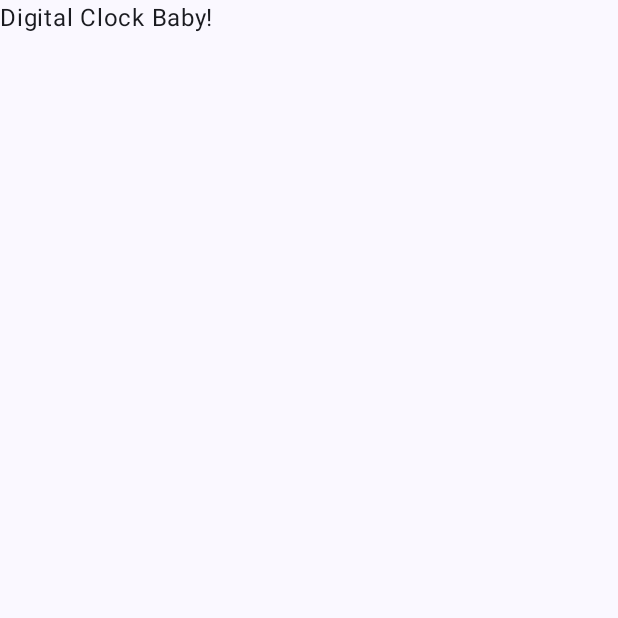
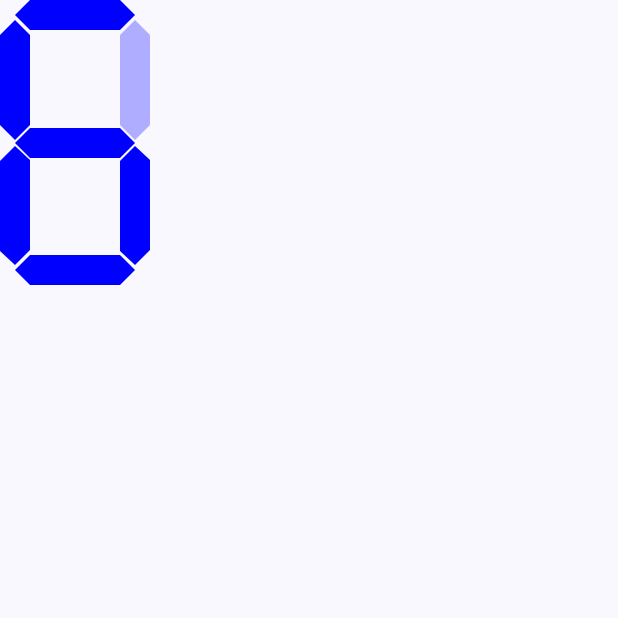
Before and after one commit to matinnasiri01/digitalClock, an Android app built with Jetpack Compose: the screen it shows after launch (MainActivity), on a phone screen of 412 x 824 dp, the top half of it. Run offline under Robolectric (Android 15) with nearby library versions, the phone set to English and light mode, and no system bars.

Commit message:
The first prototype of the clock was designed

```diff
--- /dev/null
+++ b/app/src/main/java/io/nasiri/clock/Dame.kt
@@ -0,0 +1,45 @@
+package io.nasiri.clock
+
+import androidx.compose.foundation.layout.Arrangement
+import androidx.compose.foundation.layout.Box
+import androidx.compose.foundation.layout.Column
+import androidx.compose.foundation.layout.Row
+import androidx.compose.foundation.layout.Spacer
+import androidx.compose.foundation.layout.fillMaxSize
+import androidx.compose.foundation.layout.height
+import androidx.compose.foundation.layout.padding
+import androidx.compose.foundation.layout.size
+import androidx.compose.runtime.Composable
+import androidx.compose.ui.Alignment
+import androidx.compose.ui.Modifier
+import androidx.compose.ui.unit.dp
+import io.nasiri.clock.ui.items.HPsItem
+import io.nasiri.clock.ui.items.PsItem
+
+@Composable
+fun Single(modifier: Modifier = Modifier) {
+    Box(
+        modifier = modifier
+            .size(width = 100.dp, height = 190.dp)
+    ) {
+        Row(
+            modifier = Modifier
+                .fillMaxSize()
+                .padding(vertical = 13.dp), Arrangement.SpaceBetween
+        ) {
+            Column {
+                HPsItem(isActive = true)
+                Spacer(modifier = Modifier.height(4.dp))
+                HPsItem(isActive = true)
+            }
+            Column {
+                HPsItem()
+                Spacer(modifier = Modifier.height(4.dp))
+                HPsItem(isActive = true)
+            }
+        }
+        PsItem(modifier = Modifier.align(Alignment.TopCenter),isActive = true)
+        PsItem(modifier = Modifier.align(Alignment.Center),isActive = true)
+        PsItem(modifier = Modifier.align(Alignment.BottomCenter),isActive = true)
+    }
+}
--- a/app/src/main/java/io/nasiri/clock/MainActivity.kt
+++ b/app/src/main/java/io/nasiri/clock/MainActivity.kt
@@ -4,11 +4,17 @@ import android.os.Bundle
 import androidx.activity.ComponentActivity
 import androidx.activity.compose.setContent
 import androidx.activity.enableEdgeToEdge
+import androidx.compose.foundation.layout.Arrangement
+import androidx.compose.foundation.layout.Column
+import androidx.compose.foundation.layout.Spacer
 import androidx.compose.foundation.layout.fillMaxSize
 import androidx.compose.foundation.layout.padding
 import androidx.compose.material3.Scaffold
-import androidx.compose.material3.Text
+import androidx.compose.ui.Alignment
 import androidx.compose.ui.Modifier
+import androidx.compose.ui.unit.dp
+import io.nasiri.clock.ui.items.HPsItem
+import io.nasiri.clock.ui.items.PsItem
 import io.nasiri.clock.ui.theme.ClockTheme
 
 class MainActivity : ComponentActivity() {
@@ -18,10 +24,14 @@ class MainActivity : ComponentActivity() {
         setContent {
             ClockTheme {
                 Scaffold(modifier = Modifier.fillMaxSize()) { innerPadding ->
-                    Text(
-                        text = "Digital Clock Baby!",
-                        modifier = Modifier.padding(innerPadding)
-                    )
+                    Column(
+                        modifier = Modifier.padding(innerPadding),
+                        verticalArrangement = Arrangement.Center,
+                        horizontalAlignment = Alignment.CenterHorizontally
+                    ) {
+                        Spacer(modifier = Modifier.padding(horizontal = 12.dp))
+                        Single()
+                    }
                 }
             }
         }
--- /dev/null
+++ b/app/src/main/java/io/nasiri/clock/ui/items/HpsItem.kt
@@ -0,0 +1,30 @@
+package io.nasiri.clock.ui.items
+
+import androidx.compose.foundation.Canvas
+import androidx.compose.foundation.layout.height
+import androidx.compose.foundation.layout.width
+import androidx.compose.runtime.Composable
+import androidx.compose.ui.Modifier
+import androidx.compose.ui.graphics.Color
+import androidx.compose.ui.graphics.Path
+import androidx.compose.ui.graphics.drawscope.rotate
+import androidx.compose.ui.unit.dp
+
+@Composable
+fun HPsItem(modifier: Modifier = Modifier, isActive: Boolean = false) {
+    Canvas(
+        modifier = modifier
+            .width(20.dp)
+            .height(80.dp)
+    ) {
+        val color = Color.Blue.copy(alpha = if (isActive) 1f else .3f)
+        val path = Path().apply {
+            moveTo(size.width / 2, 0f)
+            lineTo(0f, 10.dp.toPx())
+            lineTo(0f, 70.dp.toPx())
+            lineTo(size.width / 2, size.height)
+        }
+        drawPath(path = path, color = color)
+        rotate(180f) { drawPath(path = path, color = color) }
+    }
+}
--- /dev/null
+++ b/app/src/main/java/io/nasiri/clock/ui/items/psItem.kt
@@ -0,0 +1,31 @@
+package io.nasiri.clock.ui.items
+
+import androidx.compose.foundation.Canvas
+import androidx.compose.foundation.layout.height
+import androidx.compose.foundation.layout.width
+import androidx.compose.runtime.Composable
+import androidx.compose.ui.Modifier
+import androidx.compose.ui.graphics.Color
+import androidx.compose.ui.graphics.Path
+import androidx.compose.ui.graphics.drawscope.rotate
+import androidx.compose.ui.unit.dp
+
+@Composable
+fun PsItem(modifier: Modifier = Modifier, isActive: Boolean = false) {
+    Canvas(
+        modifier = modifier
+            .width(80.dp)
+            .height(20.dp)
+    ) {
+
+        val color = Color.Blue.copy(alpha = if (isActive) 1f else .3f)
+        val path = Path().apply {
+            moveTo(size.width, size.height / 2)
+            lineTo(size.width - 10.dp.toPx(), 0f)
+            lineTo(size.width - 70.dp.toPx(), 0f)
+            lineTo(0f, size.height / 2)
+        }
+        drawPath(path = path, color = color)
+        rotate(180f) { drawPath(path = path, color = color) }
+    }
+}
```
